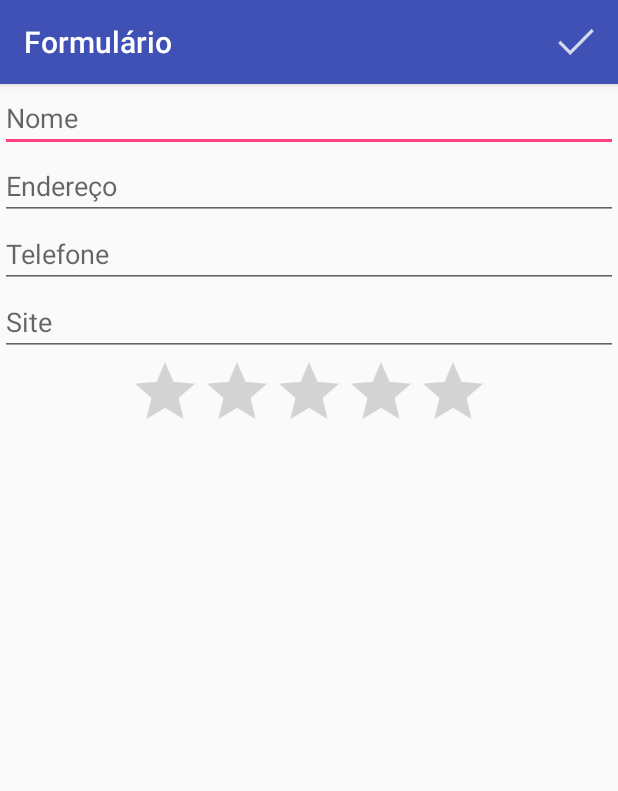
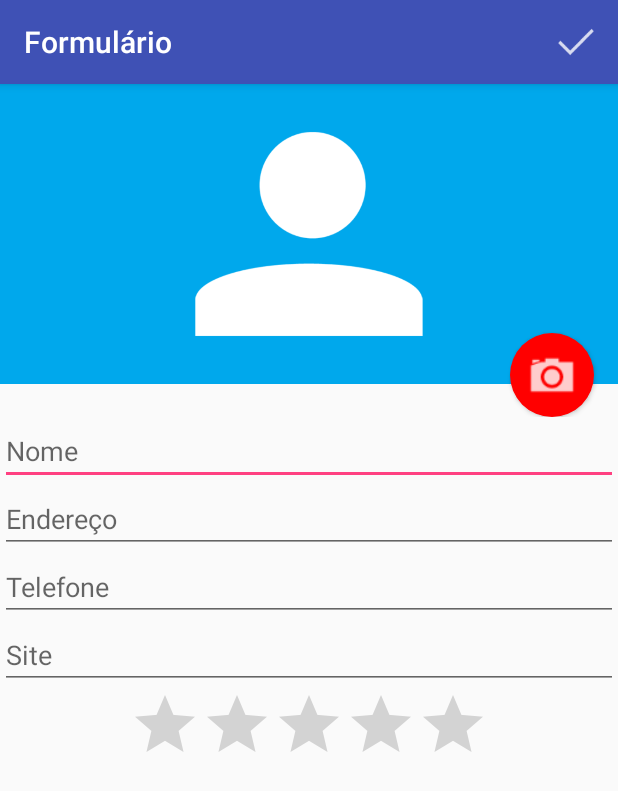
Before and after one commit to venerando/Agenda, an Android app: the FormularioActivity screen opened directly, with no data from a screen before it, on a phone screen of 412 x 824 dp. Shown: the top 791 px of the screen. Run offline under Robolectric (Android 15) with nearby library versions, the phone set to English and light mode, and no system bars.

Commit message:
Usando a camera - Adicionando Botão

```diff
--- /dev/null
+++ b/app/src/main/res/drawable/fundodacamera.xml
@@ -0,0 +1,18 @@
+<?xml version="1.0" encoding="utf-8"?>
+<layer-list xmlns:android="http://schemas.android.com/apk/res/android">
+
+    <item>
+        <shape
+            android:shape="oval">
+            <solid android:color="#ff0000"/>
+
+            <padding
+                android:top="8dp"
+                android:bottom="8dp"
+                android:left="8dp"
+                android:right="8dp"/>
+        </shape>
+    </item>
+
+    <item android:drawable="@drawable/ic_camera"></item>
+</layer-list>
--- a/app/src/main/res/layout/activity_formulario.xml
+++ b/app/src/main/res/layout/activity_formulario.xml
@@ -7,6 +7,26 @@
         android:layout_width="match_parent"
         android:layout_height="match_parent"
         android:orientation="vertical">
+
+        <RelativeLayout
+            android:layout_width="wrap_content"
+            android:layout_height="222dp">
+
+           <ImageView
+                android:layout_width="match_parent"
+                android:layout_height="200dp"
+                android:src="@drawable/person"
+                android:background="#00A8EC"/>
+            <Button
+                android:layout_width="56dp"
+                android:layout_height="56dp"
+                android:background="@drawable/fundodacamera"
+                android:layout_alignParentBottom="true"
+                android:layout_alignParentRight="true"
+                android:layout_marginRight="16dp"
+                />
+
+        </RelativeLayout>
 
         <EditText
             android:hint="Nome"
```
